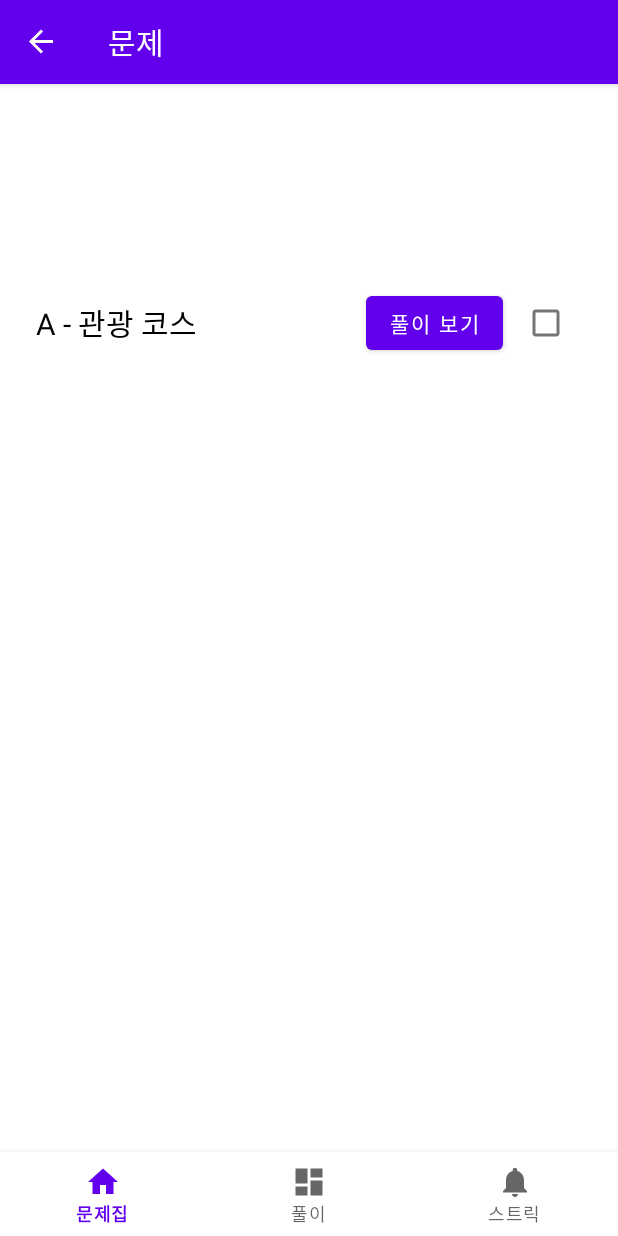
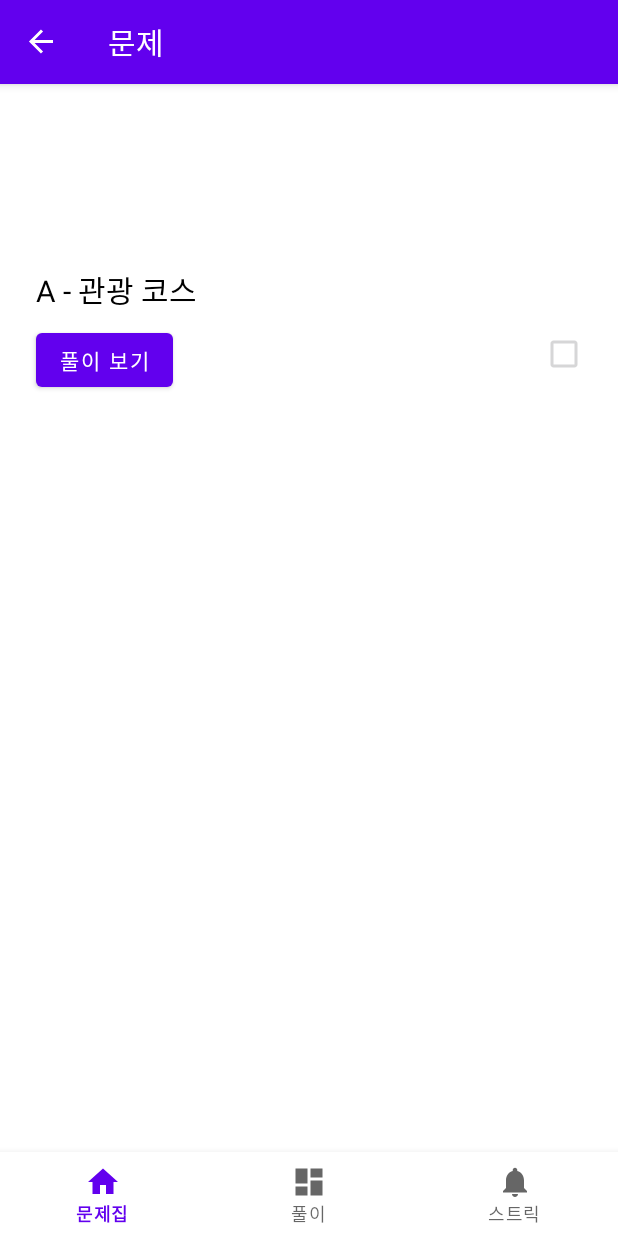
Before and after one commit to mathison0/madcamp1, an Android app: the screen it shows after launch (MainActivity), after a tap on "A - 관광 코스", on a phone screen of 412 x 824 dp. Run offline under Robolectric (Android 15) with nearby library versions, the phone set to English and light mode, and no system bars; our stand-ins replace data binding, navigation-ui; libraries missing offline, so code that uses them is left out: com.github.chrisbanes.photoview; 3 statements that could not run were skipped.

Commit message:
체크되었을 때 날짜 표시

```diff
--- a/app/src/main/java/com/example/madcamp1/ui/custom/NoToggleCheckBox.kt
+++ b/app/src/main/java/com/example/madcamp1/ui/custom/NoToggleCheckBox.kt
@@ -1,4 +1,20 @@
 package com.example.madcamp1.ui.custom
 
-class NoToggleCheckBox {
+import android.content.Context
+import android.util.AttributeSet
+import androidx.appcompat.widget.AppCompatCheckBox
+
+class NoToggleCheckBox @JvmOverloads constructor(
+    context: Context, attrs: AttributeSet? = null
+) : AppCompatCheckBox(context, attrs) {
+
+    override fun toggle() {
+        if (!isChecked) {
+            super.toggle()
+        }
+    }
+
+    override fun performClick(): Boolean {
+        return super.performClick() // ripple 효과 유지
+    }
 }
--- a/app/src/main/java/com/example/madcamp1/ui/detail/DetailFragment.kt
+++ b/app/src/main/java/com/example/madcamp1/ui/detail/DetailFragment.kt
@@ -13,6 +13,7 @@ import androidx.fragment.app.Fragment
 import com.example.madcamp1.databinding.FragmentDetailBinding
 import androidx.navigation.fragment.findNavController
 import android.widget.ImageView
+import com.example.madcamp1.ui.custom.NoToggleCheckBox
 import java.time.LocalDate
 import org.json.JSONArray
 
@@ -47,7 +48,7 @@ class DetailFragment : Fragment() {
         val prefs = requireContext().getSharedPreferences("checkbox_prefs", Context.MODE_PRIVATE)
         val key = "isChecked_$problemId"
 
-        val editor = prefs.edit()
+//        val editor = prefs.edit()
 
 ////       모든 isChecked_로 시작하는 키 제거
 //        for ((key, _) in prefs.all) {
@@ -62,30 +63,35 @@ class DetailFragment : Fragment() {
 ////      적용
 //        editor.apply()
 
+        // 1. SharedPreferences에서 체크 상태 및 날짜 불러오기
         val isChecked = prefs.getBoolean(key, false)
-        // 2. 체크박스 상태 설정
-        binding.checkBoxSolved.isChecked = isChecked
-        // 3. 이미 체크되어 있으면 다시 건드릴 수 없도록 비활성화
-        binding.checkBoxSolved.isEnabled = !isChecked
+        val dateKey = "checked_date_$problemId"
+        val savedDate = prefs.getString(dateKey, null)
 
-        binding.checkBoxSolved.setOnCheckedChangeListener { _, isChecked ->
-            if (isChecked) {
-                prefs.edit().putBoolean(key, true).apply()
-                binding.checkBoxSolved.isEnabled = false
+        if (isChecked && savedDate != null) {
+            // ✅ 이미 체크됨 → 날짜 텍스트 표시 + 비활성화
+            binding.checkBoxSolved.text = savedDate
+            binding.checkBoxSolved.isChecked = true
+            binding.checkBoxSolved.isEnabled = false
+        } else {
+            // ✅ 아직 체크 안 된 경우 → 체크 시 처리
+            binding.checkBoxSolved.setOnCheckedChangeListener { _, isNowChecked ->
+                if (isNowChecked) {
+                    val today = LocalDate.now().toString()
 
-                // 오늘 날짜를 저장
-                val today = LocalDate.now().toString()
-                val jsonKey = "checked_date_list"
-                val existingJson = prefs.getString(jsonKey, "[]")
-                val jsonArray = JSONArray(existingJson)
+                    // 저장
+                    prefs.edit()
+                        .putBoolean(key, true)
+                        .putString(dateKey, today)
+                        .apply()
 
-                jsonArray.put(today)  // 중복 허용
-
-                prefs.edit().putString(jsonKey, jsonArray.toString()).apply()
-
-                Log.d("DetailFragment", "체크한 날짜 저장됨 (JSONArray): $today")
+                    // UI 갱신
+                    binding.checkBoxSolved.text = today
+                    binding.checkBoxSolved.isEnabled = false
+                }
             }
         }
+
 
         binding.buttonSolution.setOnClickListener {
 
--- a/app/src/main/res/drawable/bubble_background.xml
+++ b/app/src/main/res/drawable/bubble_background.xml
@@ -3,7 +3,7 @@
     android:shape="rectangle">
 
     <!-- 말풍선 배경색 -->
-    <solid android:color="#FF6F00" /> <!-- 주황색 말풍선 -->
+    <solid android:color="#F9F9F9" /> <!-- 회색 말풍선 -->
 
     <!-- 둥근 테두리 -->
     <corners android:radius="16dp" />
--- a/app/src/main/res/layout/fragment_detail.xml
+++ b/app/src/main/res/layout/fragment_detail.xml
@@ -1,13 +1,19 @@
 <?xml version="1.0" encoding="utf-8"?>
 <layout xmlns:android="http://schemas.android.com/apk/res/android"
-    xmlns:app="http://schemas.android.com/apk/res-auto">
+    xmlns:app="http://schemas.android.com/apk/res-auto"
+    xmlns:tools="http://schemas.android.com/tools">
+
+    <androidx.constraintlayout.widget.ConstraintLayout
+        android:layout_width="match_parent"
+        android:layout_height="match_parent"
+        android:fitsSystemWindows="true">
 
         <LinearLayout
             android:layout_width="match_parent"
             android:layout_height="match_parent"
+            android:fitsSystemWindows="true"
             android:orientation="vertical"
-        android:paddingTop="?attr/actionBarSize"
-        android:fitsSystemWindows="true">
+            android:paddingTop="?attr/actionBarSize">
 
             <!-- 상단 제목 + 버튼 + 체크박스 영역 -->
             <androidx.constraintlayout.widget.ConstraintLayout
@@ -20,39 +26,63 @@
                     android:id="@+id/textViewTitle"
                     android:layout_width="0dp"
                     android:layout_height="wrap_content"
+                    android:layout_marginStart="16dp"
+                    android:layout_marginTop="2dp"
+                    android:layout_marginEnd="8dp"
                     android:text="문제 제목"
+                    android:textColor="#000000"
                     android:textSize="20sp"
-                android:textColor="#000000"
-                android:layout_marginStart="16dp"
-                android:layout_marginTop="24dp"
-                android:layout_marginEnd="8dp"
-                app:layout_constraintTop_toTopOf="parent"
+                    app:layout_constraintEnd_toStartOf="@id/checkBoxContainer"
+                    app:layout_constraintHorizontal_bias="0"
                     app:layout_constraintStart_toStartOf="parent"
-                app:layout_constraintEnd_toStartOf="@id/checkBoxSolved"
-                app:layout_constraintHorizontal_bias="0" />
+                    app:layout_constraintTop_toTopOf="parent" />
 
                 <!-- 풀이 연결 버튼-->
+
+                <LinearLayout
+                    android:id="@+id/checkBoxContainer"
+                    android:layout_width="wrap_content"
+                    android:layout_height="wrap_content"
+                    android:layout_marginStart="352dp"
+                    android:layout_marginTop="36dp"
+                    android:orientation="horizontal"
+                    app:layout_constraintStart_toStartOf="parent"
+                    app:layout_constraintTop_toTopOf="parent">
+
+                    <!-- 날짜 텍스트 -->
+                    <TextView
+                        android:id="@+id/textCheckDate"
+                        android:layout_width="wrap_content"
+                        android:layout_height="wrap_content"
+                        android:layout_marginEnd="8dp"
+                        android:text=""
+                        android:textColor="#000000"
+                        android:textSize="14sp"
+                        android:visibility="gone" />
+
+                    <!-- 체크박스 -->
+                    <com.example.madcamp1.ui.custom.NoToggleCheckBox
+                        android:id="@+id/checkBoxSolved"
+                        android:layout_width="wrap_content"
+                        android:layout_height="wrap_content"
+                        android:buttonTint="@color/place_details_attribution_color_gray"
+                        android:text="" />
+
+
+                </LinearLayout>
+
                 <Button
                     android:id="@+id/buttonSolution"
                     android:layout_width="wrap_content"
                     android:layout_height="wrap_content"
-                android:layout_marginStart="236dp"
                     android:text="풀이 보기"
-                app:layout_constraintBottom_toBottomOf="@id/checkBoxSolved"
+                    app:layout_constraintTop_toBottomOf="@+id/textViewTitle"
                     app:layout_constraintStart_toStartOf="parent"
-                app:layout_constraintTop_toTopOf="@id/checkBoxSolved"
-                app:layout_constraintVertical_bias="0.0" />
+                    android:layout_marginTop="8dp"
+                    android:layout_marginStart="16dp"/>
 
-            <!-- 체크박스 -->
-            <CheckBox
-                android:id="@+id/checkBoxSolved"
-                android:layout_width="wrap_content"
-                android:layout_height="wrap_content"
-                android:text=""
-                android:layout_marginEnd="16dp"
-                app:layout_constraintTop_toTopOf="@id/textViewTitle"
-                app:layout_constraintBottom_toBottomOf="@id/textViewTitle"
-                app:layout_constraintEnd_toEndOf="parent" />
+
+
             </androidx.constraintlayout.widget.ConstraintLayout>
 
             <!-- 이미지들 넣을 컨테이너 -->
@@ -66,9 +96,24 @@
                     android:layout_width="match_parent"
                     android:layout_height="wrap_content"
                     android:orientation="vertical"
-                android:padding="16dp" />
-        </ScrollView>
-
+                    android:padding="16dp">
 
                 </LinearLayout>
+            </ScrollView>
+        </LinearLayout>
+
+        <TextView
+            android:id="@+id/textSolvedDateBubble"
+            android:layout_width="wrap_content"
+            android:layout_height="wrap_content"
+            android:layout_marginTop="64dp"
+            android:layout_marginEnd="16dp"
+            android:background="@drawable/bubble_background"
+            android:padding="8dp"
+            android:text="푼 날짜"
+            android:textColor="#0F0F0F"
+            android:visibility="gone"
+            app:layout_constraintEnd_toEndOf="parent"
+            app:layout_constraintTop_toTopOf="parent" />
+    </androidx.constraintlayout.widget.ConstraintLayout>
 </layout>
```
Lines whose indentation alone changed are shown as unchanged.
